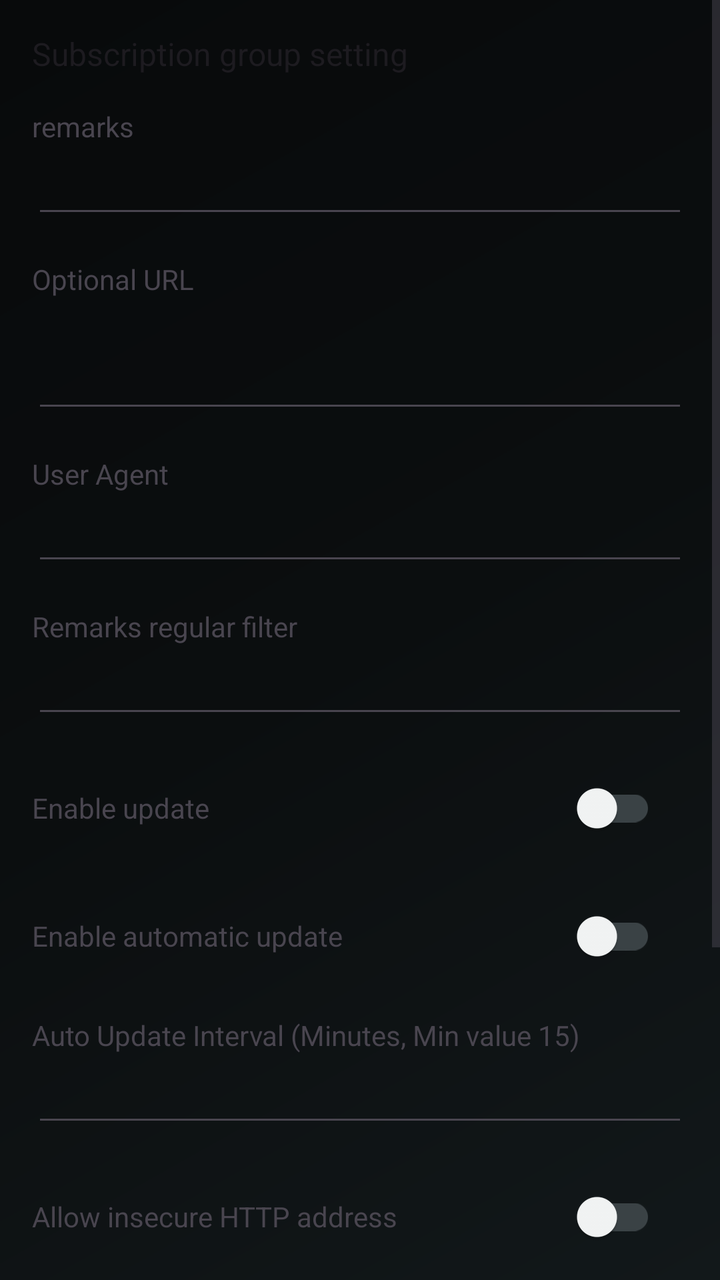
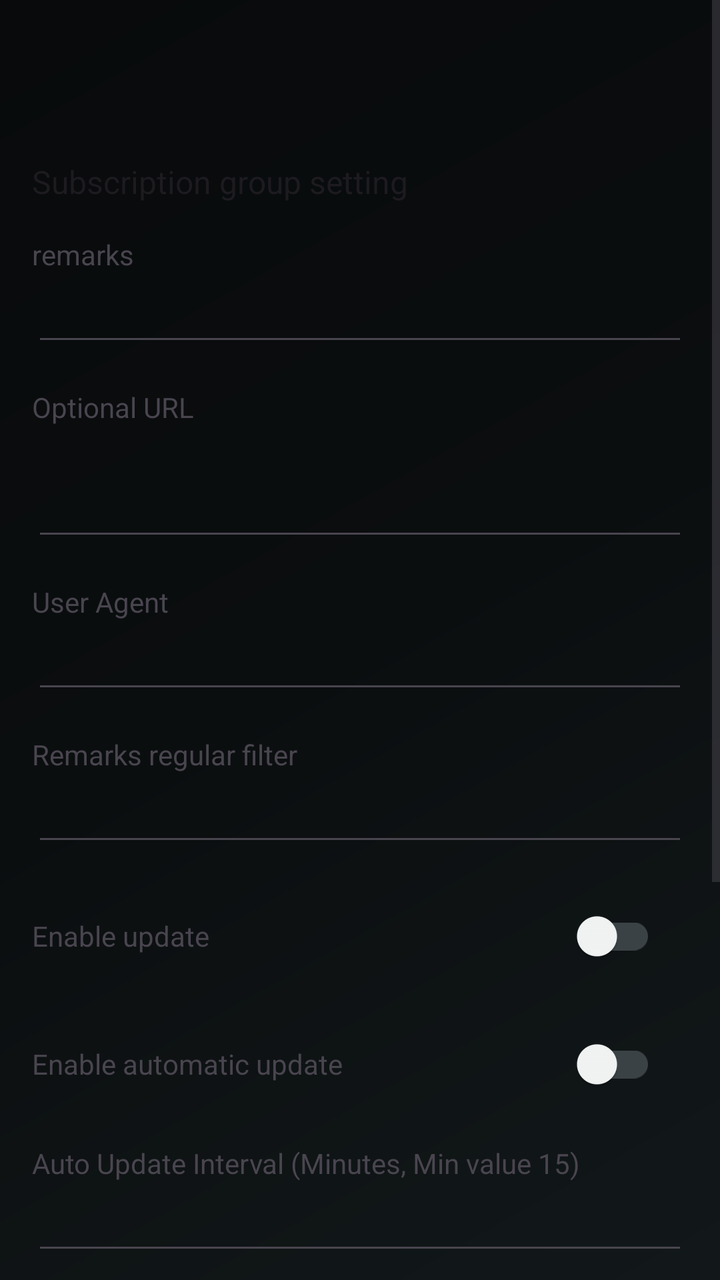

An Android layout rendered at two revisions. The XML below is the earlier revision; the diff shows what the commit changed to produce the second picture.
<!-- AndroidManifest.xml: application theme AppThemeDayNight.NoActionBar -->
<!-- res/layout/activity_sub_edit.xml -->
<?xml version="1.0" encoding="utf-8"?>
<ScrollView xmlns:android="http://schemas.android.com/apk/res/android"
    xmlns:app="http://schemas.android.com/apk/res-auto"
    xmlns:tools="http://schemas.android.com/tools"
    android:layout_width="match_parent"
    android:layout_height="match_parent"
    android:fitsSystemWindows="true"
    tools:context=".ui.SubEditActivity">

    <LinearLayout
        android:layout_width="match_parent"
        android:layout_height="wrap_content"
        android:orientation="vertical">

        <LinearLayout
            android:layout_width="match_parent"
            android:layout_height="wrap_content"
            android:orientation="vertical"
            android:padding="@dimen/padding_spacing_dp16">

            <LinearLayout
                android:layout_width="match_parent"
                android:layout_height="wrap_content"
                android:orientation="vertical">

                <TextView
                    android:layout_width="wrap_content"
                    android:layout_height="wrap_content"
                    android:text="@string/title_sub_setting"
                    android:textAppearance="@style/TextAppearance.AppCompat.Subhead" />
            </LinearLayout>

            <LinearLayout
                android:layout_width="match_parent"
                android:layout_height="wrap_content"
                android:layout_marginTop="@dimen/padding_spacing_dp16"
                android:orientation="vertical">

                <TextView
                    android:layout_width="wrap_content"
                    android:layout_height="wrap_content"
                    android:text="@string/sub_setting_remarks" />

                <EditText
                    android:id="@+id/et_remarks"
                    android:layout_width="match_parent"
                    android:layout_height="wrap_content"
                    android:inputType="text" />

            </LinearLayout>

            <LinearLayout
                android:layout_width="match_parent"
                android:layout_height="wrap_content"
                android:layout_marginTop="@dimen/padding_spacing_dp16"
                android:orientation="vertical">

                <TextView
                    android:layout_width="match_parent"
                    android:layout_height="wrap_content"
                    android:text="@string/sub_setting_url" />

                <EditText
                    android:id="@+id/et_url"
                    android:layout_width="match_parent"
                    android:layout_height="wrap_content"
                    android:gravity="top"
                    android:inputType="textMultiLine"
                    android:maxLines="10"
                    android:minLines="2"
                    android:scrollbars="vertical"
                    tools:ignore="TextFields" />

            </LinearLayout>

            <LinearLayout
                android:layout_width="match_parent"
                android:layout_height="wrap_content"
                android:layout_marginTop="@dimen/padding_spacing_dp16"
                android:orientation="vertical">

                <TextView
                    android:layout_width="wrap_content"
                    android:layout_height="wrap_content"
                    android:text="@string/sub_setting_user_agent" />

                <EditText
                    android:id="@+id/et_user_agent"
                    android:layout_width="match_parent"
                    android:layout_height="wrap_content"
                    android:inputType="text" />

            </LinearLayout>

            <LinearLayout
                android:layout_width="match_parent"
                android:layout_height="wrap_content"
                android:layout_marginTop="@dimen/padding_spacing_dp16"
                android:orientation="vertical">

                <TextView
                    android:layout_width="wrap_content"
                    android:layout_height="wrap_content"
                    android:text="@string/sub_setting_filter" />

                <EditText
                    android:id="@+id/et_filter"
                    android:layout_width="match_parent"
                    android:layout_height="wrap_content"
                    android:inputType="text" />

            </LinearLayout>

            <LinearLayout
                android:layout_width="match_parent"
                android:layout_height="wrap_content"
                android:layout_marginTop="@dimen/padding_spacing_dp16"
                android:orientation="horizontal">

                <TextView
                    android:layout_width="0dp"
                    android:layout_height="wrap_content"
                    android:layout_weight="1.0"
                    android:text="@string/sub_setting_enable" />

                <androidx.appcompat.widget.SwitchCompat
                    android:id="@+id/chk_enable"
                    android:layout_width="wrap_content"
                    android:layout_height="wrap_content"
                    android:paddingStart="@dimen/padding_spacing_dp16"
                    android:paddingEnd="@dimen/padding_spacing_dp16"
                    app:theme="@style/BrandedSwitch" />

            </LinearLayout>

            <LinearLayout
                android:layout_width="match_parent"
                android:layout_height="wrap_content"
                android:layout_marginTop="@dimen/padding_spacing_dp16"
                android:orientation="horizontal">

                <TextView
                    android:layout_width="0dp"
                    android:layout_height="wrap_content"
                    android:layout_weight="1.0"
                    android:text="@string/sub_auto_update" />

                <androidx.appcompat.widget.SwitchCompat
                    android:id="@+id/auto_update_check"
                    android:layout_width="wrap_content"
                    android:layout_height="wrap_content"
                    android:paddingStart="@dimen/padding_spacing_dp16"
                    android:paddingEnd="@dimen/padding_spacing_dp16"
                    app:theme="@style/BrandedSwitch" />

            </LinearLayout>

            <LinearLayout
                android:layout_width="match_parent"
                android:layout_height="wrap_content"
                android:layout_marginTop="@dimen/padding_spacing_dp16"
                android:orientation="vertical">

                <TextView
                    android:layout_width="wrap_content"
                    android:layout_height="wrap_content"
                    android:text="@string/title_pref_auto_update_interval" />

                <EditText
                    android:id="@+id/et_update_interval"
                    android:layout_width="match_parent"
                    android:layout_height="wrap_content"
                    android:inputType="number"
                    tools:ignore="TextFields" />

            </LinearLayout>

            <LinearLayout
                android:layout_width="match_parent"
                android:layout_height="wrap_content"
                android:layout_marginTop="@dimen/padding_spacing_dp16"
                android:orientation="horizontal">

                <TextView
                    android:layout_width="0dp"
                    android:layout_height="wrap_content"
                    android:layout_weight="1.0"
                    android:text="@string/sub_allow_insecure_url" />

                <androidx.appcompat.widget.SwitchCompat
                    android:id="@+id/allow_insecure_url"
                    android:layout_width="wrap_content"
                    android:layout_height="wrap_content"
                    android:paddingStart="@dimen/padding_spacing_dp16"
                    android:paddingEnd="@dimen/padding_spacing_dp16"
                    app:theme="@style/BrandedSwitch" />

            </LinearLayout>

            <LinearLayout
                android:layout_width="match_parent"
                android:layout_height="wrap_content"
                android:layout_marginTop="@dimen/padding_spacing_dp16"
                android:orientation="vertical">

                <TextView
                    android:layout_width="wrap_content"
                    android:layout_height="wrap_content"
                    android:text="@string/sub_setting_pre_profile" />

                <RelativeLayout
                    android:layout_width="match_parent"
                    android:layout_height="wrap_content"
                    android:layout_marginTop="@dimen/padding_spacing_dp8"
                    android:layout_marginBottom="@dimen/padding_spacing_dp8">

                    <AutoCompleteTextView
                        android:id="@+id/et_pre_profile"
                        android:layout_width="match_parent"
                        android:layout_height="wrap_content"
                        android:completionThreshold="0"
                        android:hint="@string/sub_setting_pre_profile_tip"
                        android:inputType="text"
                        android:imeOptions="actionDone"
                        android:paddingEnd="40dp" />

                    <ImageButton
                        android:id="@+id/btn_pre_profile_dropdown"
                        android:layout_width="wrap_content"
                        android:layout_height="wrap_content"
                        android:layout_alignParentEnd="true"
                        android:layout_centerVertical="true"
                        android:background="?attr/selectableItemBackgroundBorderless"
                        android:contentDescription="@string/sub_setting_pre_profile"
                        android:src="@drawable/ic_arrow_drop_down" />

                </RelativeLayout>

            </LinearLayout>

            <LinearLayout
                android:layout_width="match_parent"
                android:layout_height="wrap_content"
                android:layout_marginTop="@dimen/padding_spacing_dp16"
                android:orientation="vertical">

                <TextView
                    android:layout_width="wrap_content"
                    android:layout_height="wrap_content"
                    android:text="@string/sub_setting_next_profile" />

                <RelativeLayout
                    android:layout_width="match_parent"
                    android:layout_height="wrap_content"
                    android:layout_marginTop="@dimen/padding_spacing_dp8"
                    android:layout_marginBottom="@dimen/padding_spacing_dp8">

                    <AutoCompleteTextView
                        android:id="@+id/et_next_profile"
                        android:layout_width="match_parent"
                        android:layout_height="wrap_content"
                        android:completionThreshold="0"
                        android:hint="@string/sub_setting_pre_profile_tip"
                        android:inputType="text"
                        android:imeOptions="actionDone"
                        android:paddingEnd="40dp" />

                    <ImageButton
                        android:id="@+id/btn_next_profile_dropdown"
                        android:layout_width="wrap_content"
                        android:layout_height="wrap_content"
                        android:layout_alignParentEnd="true"
                        android:layout_centerVertical="true"
                        android:background="?attr/selectableItemBackgroundBorderless"
                        android:contentDescription="@string/sub_setting_next_profile"
                        android:src="@drawable/ic_arrow_drop_down" />

                </RelativeLayout>

            </LinearLayout>
        </LinearLayout>

        <LinearLayout
            android:layout_width="match_parent"
            android:layout_height="wrap_content"
            android:layout_marginTop="@dimen/padding_spacing_dp16"
            android:layout_marginBottom="@dimen/padding_spacing_dp16"
            android:orientation="vertical" />

    </LinearLayout>
</ScrollView>
<!-- resources referenced by this layout -->
<resources>
  <dimen name="padding_spacing_dp16">16dp</dimen>
  <dimen name="padding_spacing_dp8">8dp</dimen>
  <string name="sub_allow_insecure_url">Allow insecure HTTP address</string>
  <string name="sub_auto_update">Enable automatic update</string>
  <string name="sub_setting_enable">Enable update</string>
  <string name="sub_setting_filter">Remarks regular filter</string>
  <string name="sub_setting_next_profile">Next proxy config remarks</string>
  <string name="sub_setting_pre_profile">Previous proxy config remarks</string>
  <string name="sub_setting_pre_profile_tip">The config remarks exist and are unique</string>
  <string name="sub_setting_remarks">remarks</string>
  <string name="sub_setting_url">Optional URL</string>
  <string name="sub_setting_user_agent">User Agent</string>
  <string name="title_pref_auto_update_interval">Auto Update Interval (Minutes, Min value 15)</string>
  <string name="title_sub_setting">Subscription group setting</string>
  <style name="BrandedSwitch" parent="AppThemeDayNight">
          <item name="colorPrimary">@color/color_fab_active</item>
      </style>
  <style name="AppThemeDayNight.NoActionBar" parent="AppThemeDayNight">
          <item name="windowActionBar">false</item>
          <item name="windowNoTitle">true</item>
      </style>
  <style name="AppThemeDayNight" parent="AppThemeBase">
          
          <item name="android:windowLightStatusBar">false</item>
          <item name="android:windowLightNavigationBar" tools:targetApi="27">false</item>
      </style>
  <color name="color_fab_active">#2FE6D8</color>
  <color name="md_theme_primary">#2FE6D8</color>
  <color name="md_theme_onPrimary">#062421</color>
  <color name="md_theme_primaryContainer">#123B37</color>
  <color name="md_theme_onPrimaryContainer">#B7F5EF</color>
  <color name="md_theme_secondary">#7C5CFC</color>
  <color name="md_theme_onSecondary">#1A1233</color>
  <color name="md_theme_secondaryContainer">#2A2050</color>
  <color name="md_theme_onSecondaryContainer">#E2DAFF</color>
  <color name="md_theme_tertiary">#2FE6D8</color>
  <color name="md_theme_onTertiary">#062421</color>
  <color name="md_theme_tertiaryContainer">#123B37</color>
  <color name="md_theme_onTertiaryContainer">#B7F5EF</color>
  <color name="md_theme_error">#FF5C7A</color>
  <color name="md_theme_onError">#FFFFFF</color>
  <color name="md_theme_errorContainer">#4A0E1B</color>
  <color name="md_theme_onErrorContainer">#FFDAD6</color>
  <color name="md_theme_surface">#14181A</color>
  <color name="md_theme_onSurface">#F5F7F7</color>
  <color name="md_theme_surfaceVariant">#1E2426</color>
  <color name="md_theme_onSurfaceVariant">#9AA3A6</color>
  <color name="md_theme_inverseSurface">#F5F7F7</color>
  <color name="md_theme_inverseOnSurface">#14181A</color>
  <color name="md_theme_background">#0B0E0F</color>
  <color name="md_theme_onBackground">#F5F7F7</color>
  <color name="md_theme_outline">#3A4245</color>
  <color name="md_theme_outlineVariant">#22282A</color>
  <color name="md_theme_inversePrimary">#C0C0C0</color>
  <style name="GlassAlertDialog" parent="ThemeOverlay.Material3.MaterialAlertDialog">
          <item name="background">@drawable/bg_glass_card</item>
          <item name="colorSurface">@color/home_background</item>
      </style>
  <!-- drawable bg_glass_card (drawable) -->
  <?xml version="1.0" encoding="utf-8"?>
  
  <shape xmlns:android="http://schemas.android.com/apk/res/android">
      <solid android:color="@color/home_surface" />
      <corners android:radius="16dp" />
      <stroke android:width="1dp" android:color="@color/home_surface_stroke" />
  </shape>
  <color name="home_background">#0B0E0F</color>
  <color name="home_surface">#33FFFFFF</color>
  <color name="home_surface_stroke">#4DFFFFFF</color>
</resources>

<!-- the commit's change to res/layout/activity_sub_edit.xml (unified diff, before → after) -->
@@ -10,7 +10,8 @@
     <LinearLayout
         android:layout_width="match_parent"
         android:layout_height="wrap_content"
-        android:orientation="vertical">
+        android:orientation="vertical"
+        android:paddingTop="?attr/actionBarSize">
 
         <LinearLayout
             android:layout_width="match_parent"
